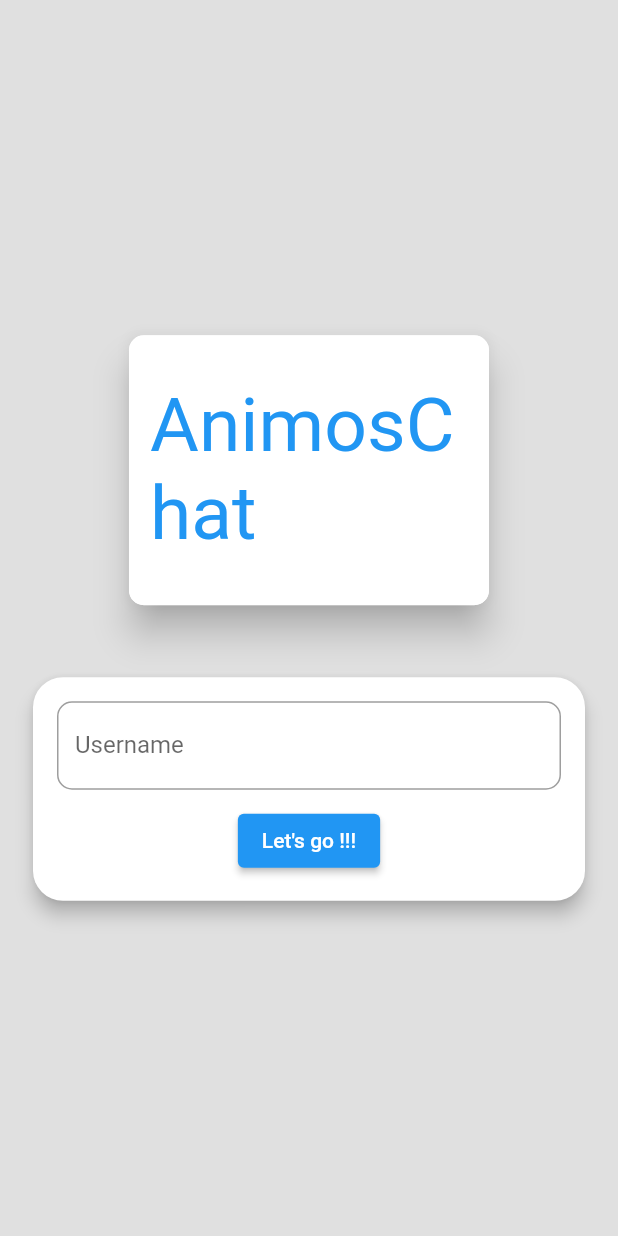
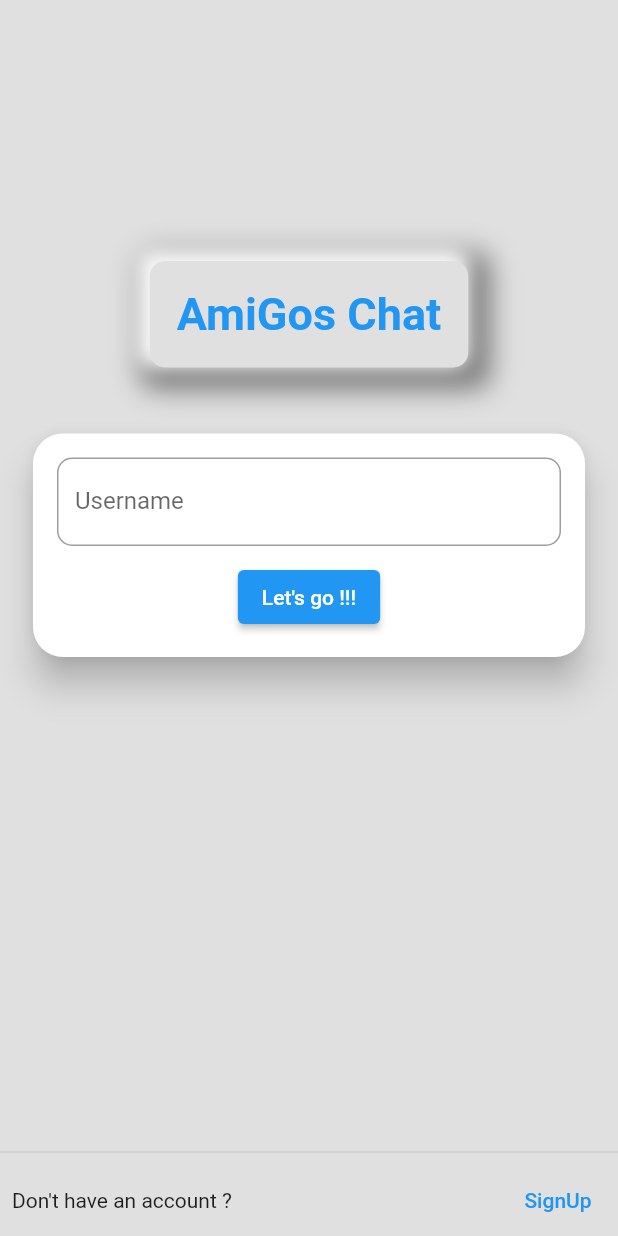
Before and after one commit to Vaibhav-Ramola/elan_2022_appDev, a Flutter app: the screen it shows after launch, on a phone screen of 412 x 824 dp. Run offline on Flutter 3.47's test engine with Material 2 defaults, Android fonts, the phone set to English and light mode, and no system bars; our stand-ins replace curved_navigation_bar, lottie.

```diff
--- a/lib/models/user.dart
+++ b/lib/models/user.dart
@@ -1,7 +1,7 @@
 class User {
-  final String userId;
+  String userId;
   bool isOnline;
-  final String userName;
+  String userName;
 
   User({
     required this.userId,
--- a/lib/screens/auth_screen.dart
+++ b/lib/screens/auth_screen.dart
@@ -15,11 +15,12 @@ class _AuthScreenState extends State<AuthScreen> {
     return Scaffold(
       backgroundColor: Colors.grey[300],
       // ignore: unnecessary_const
-      body: SizedBox(
-        height: double.infinity,
-        width: double.infinity,
+      body: Column(
+        children: [
+          Expanded(
             child: Center(
               child: Container(
+                height: MediaQuery.of(context).size.height * 0.5,
                 margin: const EdgeInsets.all(18),
                 child: Column(
                   mainAxisSize: MainAxisSize.min,
@@ -34,6 +35,28 @@ class _AuthScreenState extends State<AuthScreen> {
               ),
             ),
           ),
+          const Divider(),
+          Row(
+            children: [
+              const Expanded(
+                child: Padding(
+                  padding: EdgeInsets.only(left: 8.0),
+                  child: Text("Don't have an account ?"),
+                ),
+              ),
+              Padding(
+                padding: const EdgeInsets.only(right: 8.0),
+                child: TextButton(
+                  onPressed: () {
+                    //  Add SignUp logic here
+                  },
+                  child: const Text("SignUp"),
+                ),
+              )
+            ],
+          )
+        ],
+      ),
     );
   }
 }
--- a/lib/screens/new_explore_screen.dart
+++ b/lib/screens/new_explore_screen.dart
@@ -18,7 +18,7 @@ class _NewExploreScreenState extends State<NewExploreScreen> {
     return Scaffold(
       body: StreamBuilder(
         stream: Provider.of<UserMessages>(context, listen: false)
-            .fetchAndSetUsersStream,
+            .fetchAndSetUsersStream(),
         builder: (context, snapshot) {
           if (snapshot.connectionState == ConnectionState.waiting ||
               !snapshot.hasData) {
--- a/lib/screens/user_message_screen.dart
+++ b/lib/screens/user_message_screen.dart
@@ -84,7 +84,6 @@ class _UserMessageScreenState extends State<UserMessageScreen> {
                             hisId,
                             msg,
                           );
-                          initState();
                         }
                       },
                       icon: const Icon(
--- a/lib/widgets/auth_card_widget.dart
+++ b/lib/widgets/auth_card_widget.dart
@@ -20,7 +20,7 @@ class _AuthCardState extends State<AuthCard> {
       shape: RoundedRectangleBorder(
         borderRadius: BorderRadius.circular(20.0),
       ),
-      elevation: 5,
+      elevation: 10,
       child: Container(
         padding: const EdgeInsets.all(16),
         child: Column(
@@ -78,7 +78,9 @@ class _AuthCardState extends State<AuthCard> {
                   );
                 }
               },
-              child: const Text("Let's go !!!"),
+              child: const Text(
+                "Let's go !!!",
+              ),
             ),
           ],
         ),
--- a/lib/widgets/logo_widget.dart
+++ b/lib/widgets/logo_widget.dart
@@ -40,25 +40,37 @@ class _LogoWidgetState extends State<LogoWidget>
 
   @override
   Widget build(BuildContext context) {
-    return Card(
-      shape: RoundedRectangleBorder(
+    return Container(
+      padding: const EdgeInsets.all(18.0),
+      decoration: BoxDecoration(
+        color: Colors.grey[300],
+        // border: Border.all(
+        //   color: Colors.blue,
+        //   style: BorderStyle.solid,
+        //   width: 1.5,
+        // ),
         borderRadius: BorderRadius.circular(10.0),
+        boxShadow: [
+          BoxShadow(
+            blurRadius: 15,
+            //blurStyle: BlurStyle.outer,
+            color: Colors.grey[600]!,
+            spreadRadius: 10,
+            offset: const Offset(4, 4),
+          ),
+          BoxShadow(
+            blurRadius: 10.0,
+            //blurStyle: BlurStyle.outer,
+            color: Colors.grey[50]!,
+            spreadRadius: 4.0,
+            offset: const Offset(-4, -4),
+          )
+        ],
       ),
-      elevation: 10.0,
-      child: ClipRRect(
-        borderRadius: BorderRadius.circular(10.0),
-        child: Container(
-          padding: const EdgeInsets.all(14.0),
-          height: 180,
-          width: 240,
-          color: Colors.white,
-          child: const Center(
-            child: Text(
-              "AnimosChat",
-              style: TextStyle(fontSize: 50, color: Colors.blue),
-            ),
-          ),
-        ),
+      child: const Text(
+        "AmiGos Chat",
+        style: TextStyle(
+            fontSize: 30, fontWeight: FontWeight.bold, color: Colors.blue),
       ),
     );
   }
--- a/lib/widgets/messages.dart
+++ b/lib/widgets/messages.dart
@@ -22,6 +22,7 @@ class Messages extends StatelessWidget {
           );
         }
         List<MsgInstance> msgList = chatSnapshot.data as List<MsgInstance>;
+
         return RefreshIndicator(
           onRefresh: () {
             return Future.delayed(
```
Also changed, not shown: lib/providers/user.dart (+34 -17 lines), lib/widgets/chat_bubble_widget.dart (+5 -6 lines), pubspec.yaml (+8 -1 lines), assets/avatars/boy.png (added), assets/avatars/girl.png (added), assets/avatars/man.png (added), assets/avatars/place_holder_image.png (added), assets/avatars/short_hair_girl.png (added), assets/avatars/transgender.png (added), pubspec.lock. Lines whose indentation alone changed are shown as unchanged.
